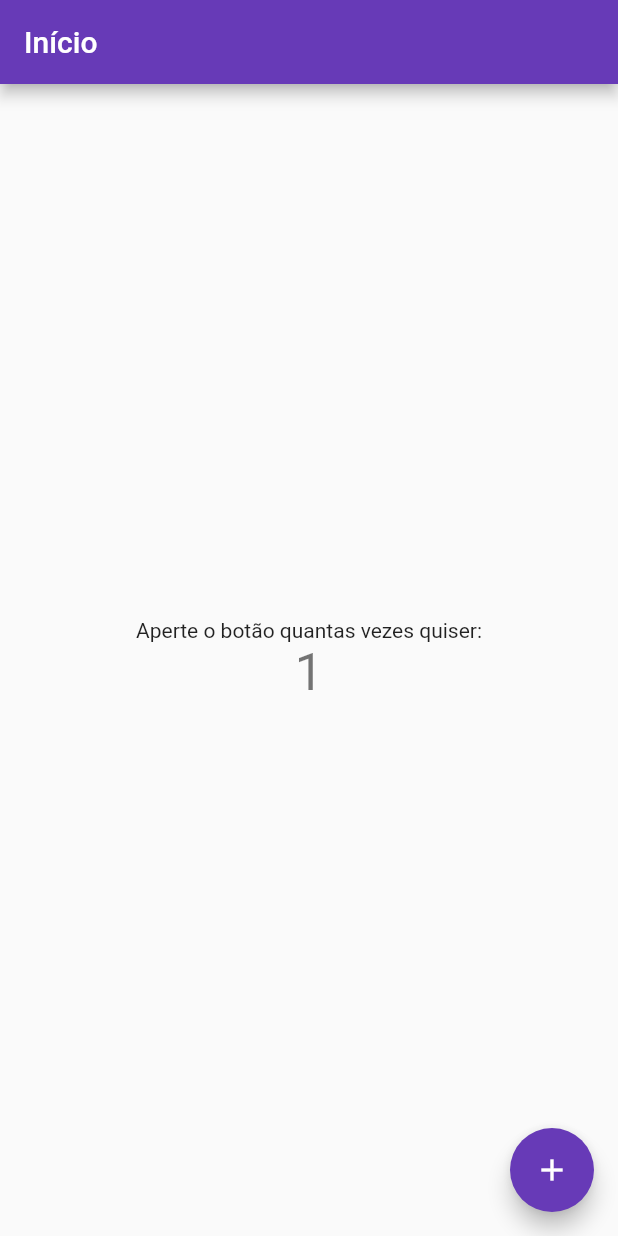
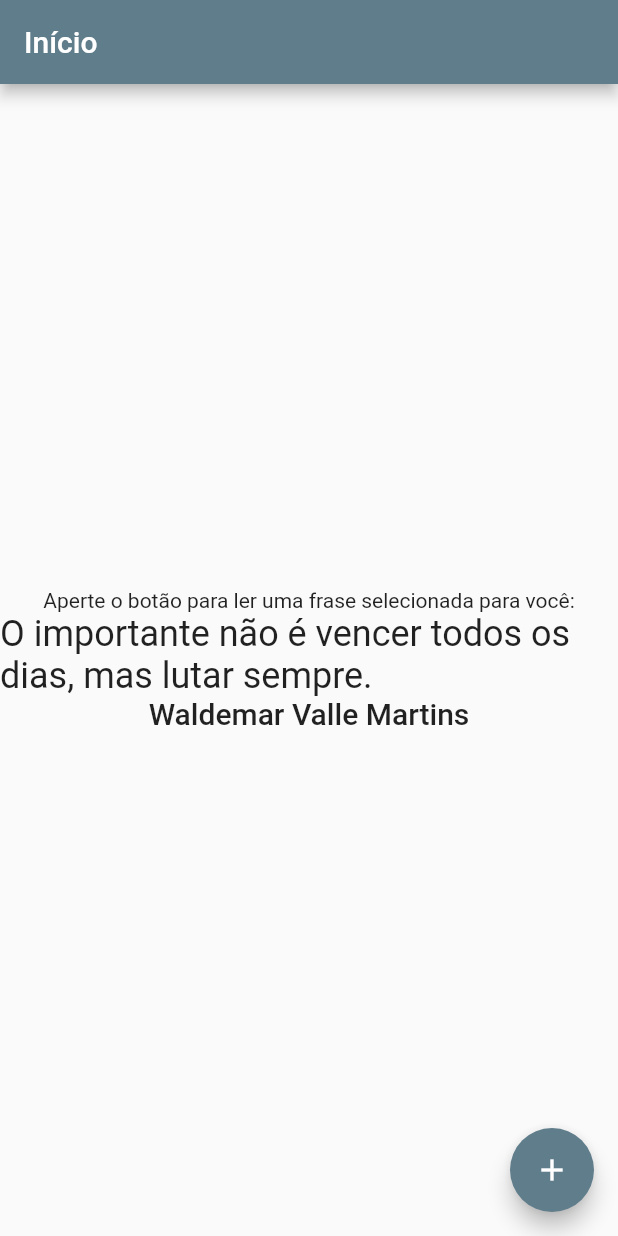
Before and after one commit to clcmo/primeiro_app, a Flutter app: the screen it shows after launch, after a tap on the "add" icon, on a phone screen of 412 x 824 dp. Run offline on Flutter 3.47's test engine with Material 2 defaults, Android fonts, the phone set to English and light mode, and no system bars.

```diff
--- a/lib/main.dart
+++ b/lib/main.dart
@@ -1,3 +1,5 @@
+import 'dart:math';
+
 import 'package:flutter/material.dart';
 
 void main() {
@@ -9,37 +11,17 @@ class MyApp extends StatelessWidget {
 
   // This widget is the root of your application.
   @override
-  Widget build(BuildContext context) {
-    return MaterialApp(
-      title: 'Meu primeiro app',
+  Widget build(BuildContext context) => MaterialApp(
+      title: 'Frases do Dia',
       theme: ThemeData(
-        // This is the theme of your application.
-        //
-        // Try running your application with "flutter run". You'll see the
-        // application has a blue toolbar. Then, without quitting the app, try
-        // changing the primarySwatch below to Colors.green and then invoke
-        // "hot reload" (press "r" in the console where you ran "flutter run",
-        // or simply save your changes to "hot reload" in a Flutter IDE).
-        // Notice that the counter didn't reset back to zero; the application
-        // is not restarted.
-        primarySwatch: Colors.deepPurple,
+        primarySwatch: Colors.blueGrey,
       ),
       home: const MyHomePage(title: 'Início'),
     );
-  }
 }
 
 class MyHomePage extends StatefulWidget {
   const MyHomePage({Key? key, required this.title}) : super(key: key);
-
-  // This widget is the home page of your application. It is stateful, meaning
-  // that it has a State object (defined below) that contains fields that affect
-  // how it looks.
-
-  // This class is the configuration for the state. It holds the values (in this
-  // case the title) provided by the parent (in this case the App widget) and
-  // used by the build method of the State. Fields in a Widget subclass are
-  // always marked "final".
 
   final String title;
 
@@ -48,60 +30,48 @@ class MyHomePage extends StatefulWidget {
 }
 
 class _MyHomePageState extends State<MyHomePage> {
-  int _counter = 0;
+  int _randomValue = 0;
+
+  List _phrases = [
+    'O importante não é vencer todos os dias, mas lutar sempre.',
+    'Maior que a tristeza de não haver vencido é a vergonha de não ter lutado!',
+    'É melhor conquistar a si mesmo do que vencer mil batalhas.',
+    'Quem ousou conquistar e saiu pra lutar, chega mais longe!'
+  ];
+
+  List _authors = [
+    'Waldemar Valle Martins',
+    'Rui Barbosa',
+    'Buda',
+    'Charlie Brown Jr '
+  ];
 
   void _incrementCounter() {
     setState(() {
-      // This call to setState tells the Flutter framework that something has
-      // changed in this State, which causes it to rerun the build method below
-      // so that the display can reflect the updated values. If we changed
-      // _counter without calling setState(), then the build method would not be
-      // called again, and so nothing would appear to happen.
-      _counter++;
+      _randomValue = Random().nextInt(4); //0, 1, 2, 3
     });
   }
 
   @override
-  Widget build(BuildContext context) {
-    // This method is rerun every time setState is called, for instance as done
-    // by the _incrementCounter method above.
-    //
-    // The Flutter framework has been optimized to make rerunning build methods
-    // fast, so that you can just rebuild anything that needs updating rather
-    // than having to individually change instances of widgets.
-    return Scaffold(
+  Widget build(BuildContext context) => Scaffold(
       appBar: AppBar(
-        // Here we take the value from the MyHomePage object that was created by
-        // the App.build method, and use it to set our appbar title.
         title: Text(widget.title),
       ),
       body: Center(
-        // Center is a layout widget. It takes a single child and positions it
-        // in the middle of the parent.
         child: Column(
-          // Column is also a layout widget. It takes a list of children and
-          // arranges them vertically. By default, it sizes itself to fit its
-          // children horizontally, and tries to be as tall as its parent.
-          //
-          // Invoke "debug painting" (press "p" in the console, choose the
-          // "Toggle Debug Paint" action from the Flutter Inspector in Android
-          // Studio, or the "Toggle Debug Paint" command in Visual Studio Code)
-          // to see the wireframe for each widget.
-          //
-          // Column has various properties to control how it sizes itself and
-          // how it positions its children. Here we use mainAxisAlignment to
-          // center the children vertically; the main axis here is the vertical
-          // axis because Columns are vertical (the cross axis would be
-          // horizontal).
           mainAxisAlignment: MainAxisAlignment.center,
           children: <Widget>[
             const Text(
-              'Aperte o botão quantas vezes quiser:',
+              'Aperte o botão para ler uma frase selecionada para você:',
             ),
             Text(
-              '$_counter',
-              style: Theme.of(context).textTheme.headline4,
+              _phrases[_randomValue],
+              style: Theme.of(context).textTheme.headline5,
             ),
+            Text(
+              _authors[_randomValue],
+              style: Theme.of(context).textTheme.headline6,
+            )
           ],
         ),
       ),
@@ -111,5 +81,4 @@ class _MyHomePageState extends State<MyHomePage> {
         child: const Icon(Icons.add),
       ), // This trailing comma makes auto-formatting nicer for build methods.
     );
-  }
 }
```
